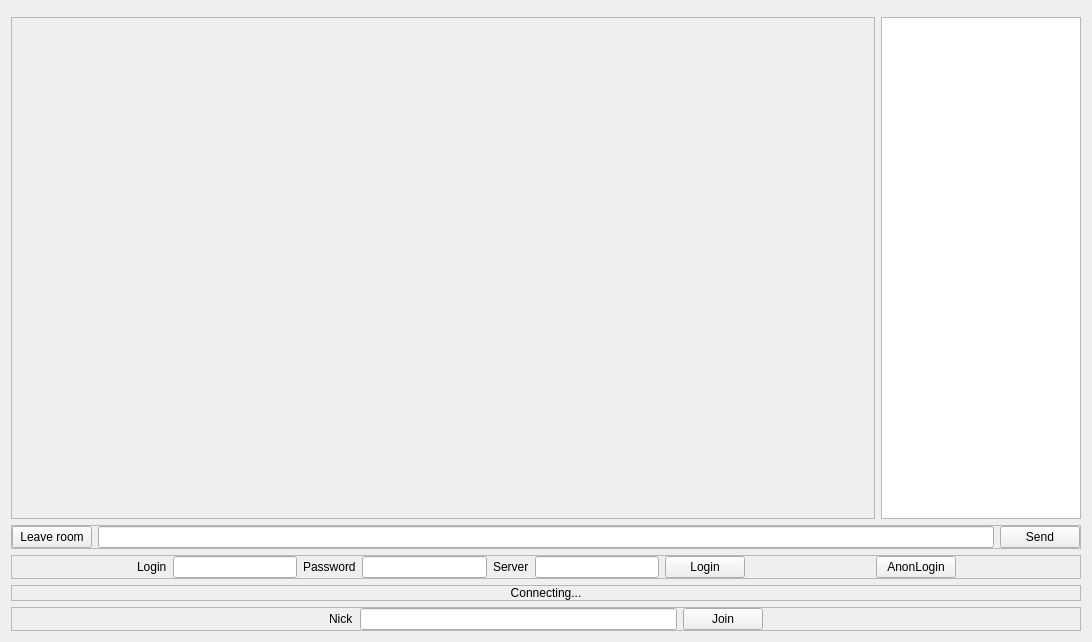
Above: chatwidget.ui from mik9/qt-radio-t-client before the change. Below: the same form after it.
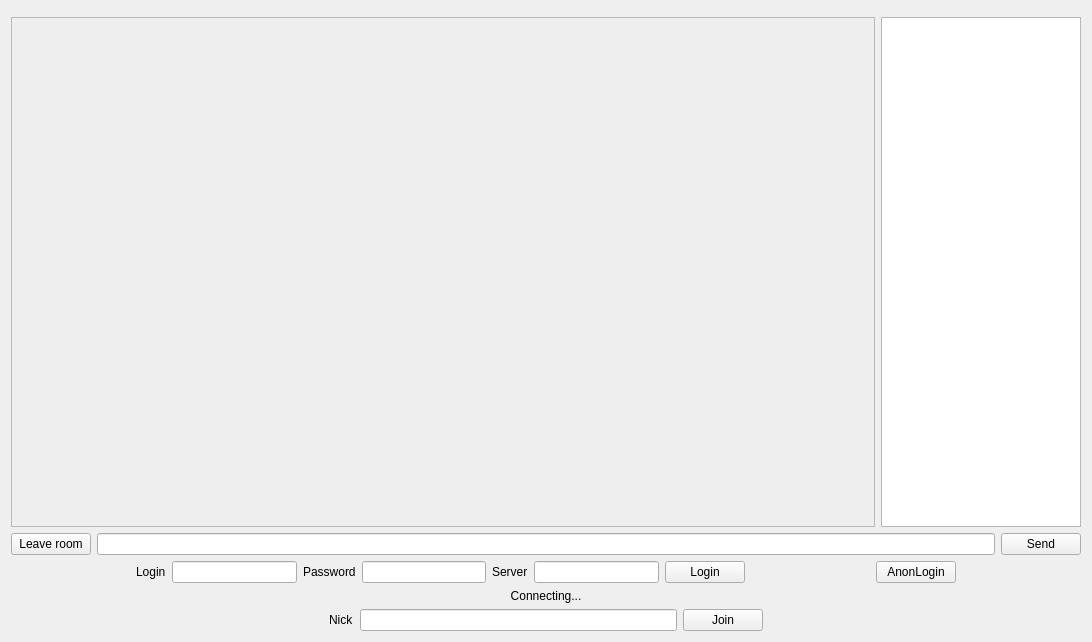
That is the form after the change. Custom widgets are drawn as their Qt base class.

Commit message: Remove frame shape.

```diff
--- a/chatwidget.ui
+++ b/chatwidget.ui
@@ -78,11 +78,14 @@
    <item>
     <widget class="QFrame" name="message_frame">
      <property name="frameShape">
-      <enum>QFrame::StyledPanel</enum>
+      <enum>QFrame::NoFrame</enum>
      </property>
      <property name="frameShadow">
       <enum>QFrame::Raised</enum>
      </property>
+     <property name="lineWidth">
+      <number>0</number>
+     </property>
      <layout class="QHBoxLayout" name="horizontalLayout_3">
       <property name="margin">
        <number>0</number>
@@ -110,11 +113,14 @@
    <item>
     <widget class="QFrame" name="login_frame">
      <property name="frameShape">
-      <enum>QFrame::StyledPanel</enum>
+      <enum>QFrame::NoFrame</enum>
      </property>
      <property name="frameShadow">
       <enum>QFrame::Raised</enum>
      </property>
+     <property name="lineWidth">
+      <number>0</number>
+     </property>
      <layout class="QHBoxLayout" name="horizontalLayout">
       <property name="margin">
        <number>0</number>
@@ -212,11 +218,14 @@
    <item>
     <widget class="QFrame" name="connecting_frame">
      <property name="frameShape">
-      <enum>QFrame::StyledPanel</enum>
+      <enum>QFrame::NoFrame</enum>
      </property>
      <property name="frameShadow">
       <enum>QFrame::Raised</enum>
      </property>
+     <property name="lineWidth">
+      <number>0</number>
+     </property>
      <layout class="QHBoxLayout" name="horizontalLayout_4">
       <property name="topMargin">
        <number>0</number>
@@ -240,11 +249,14 @@
    <item>
     <widget class="QFrame" name="nick_frame">
      <property name="frameShape">
-      <enum>QFrame::StyledPanel</enum>
+      <enum>QFrame::NoFrame</enum>
      </property>
      <property name="frameShadow">
       <enum>QFrame::Raised</enum>
      </property>
+     <property name="lineWidth">
+      <number>0</number>
+     </property>
      <layout class="QHBoxLayout" name="horizontalLayout_5">
       <property name="margin">
        <number>0</number>
```
